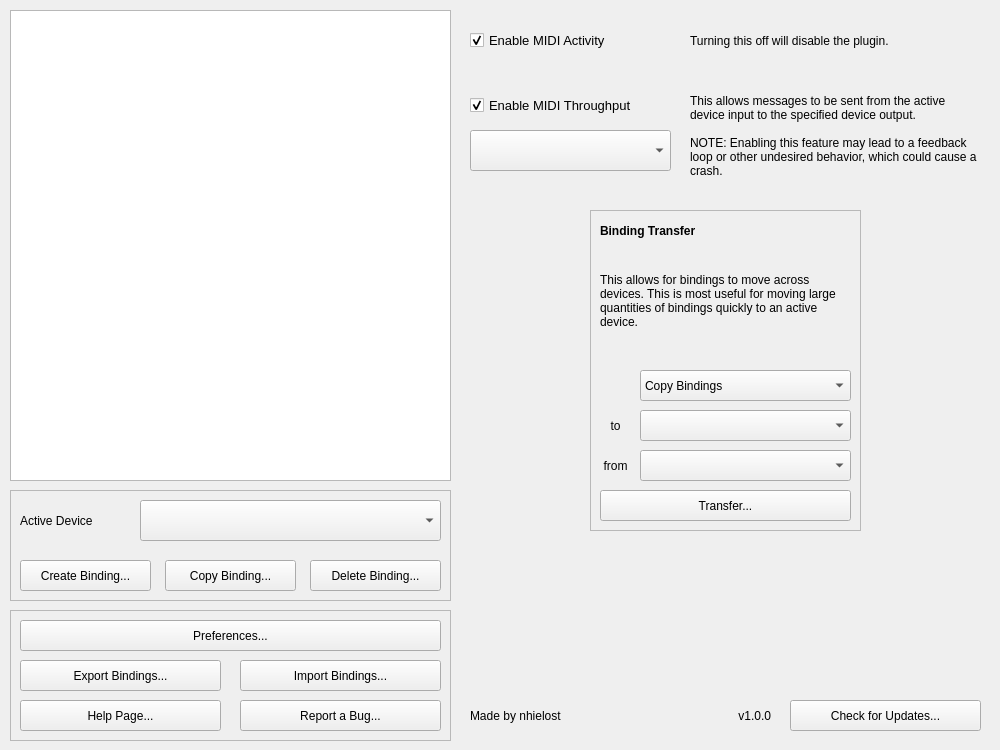
This is src/ui/mmg-echo-window.ui in nhielost/obs-midi-mg as Qt 5 draws it before an edit. The edited form follows.
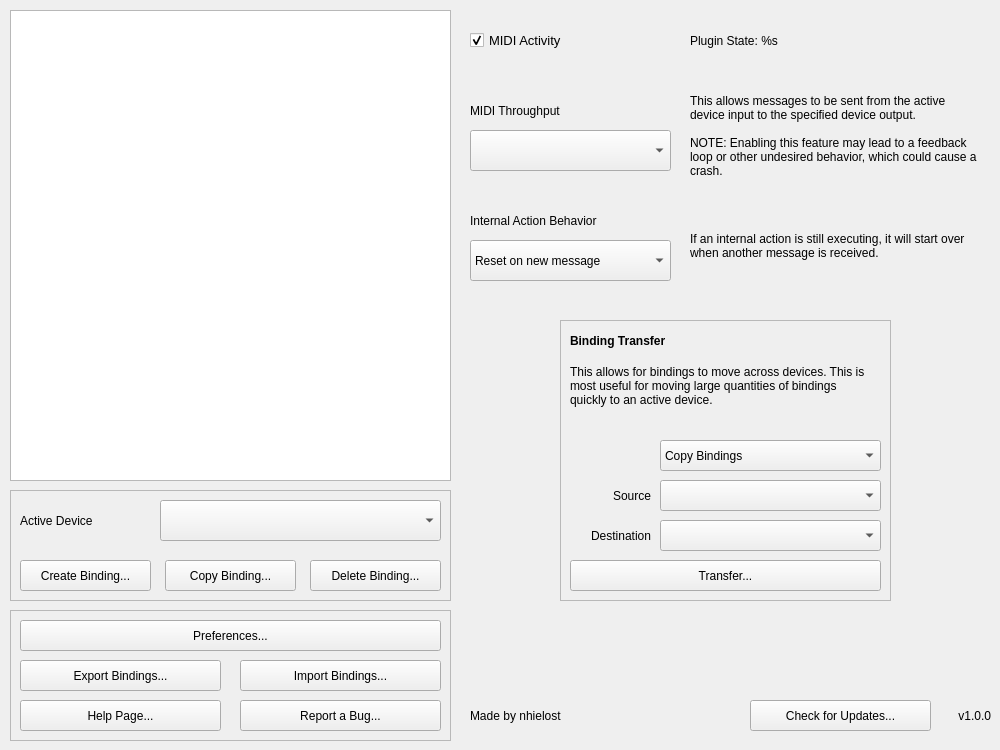
This is the edited form.

The edit to the form file:
```diff
--- a/src/ui/mmg-echo-window.ui
+++ b/src/ui/mmg-echo-window.ui
@@ -604,7 +604,7 @@
       <string notr="true"/>
      </property>
      <property name="text">
-      <string>Enable MIDI Activity</string>
+      <string>MIDI Activity</string>
      </property>
      <property name="checked">
       <bool>true</bool>
@@ -626,7 +626,7 @@
       </font>
      </property>
      <property name="text">
-      <string>Turning this off will disable the plugin.</string>
+      <string>Plugin State: %s</string>
      </property>
      <property name="wordWrap">
       <bool>true</bool>
@@ -635,7 +635,7 @@
     <widget class="QLabel" name="label_version">
      <property name="geometry">
       <rect>
-       <x>260</x>
+       <x>480</x>
        <y>690</y>
        <width>51</width>
        <height>31</height>
@@ -731,10 +731,10 @@
     <widget class="QFrame" name="binding_transfer_frame">
      <property name="geometry">
       <rect>
-       <x>130</x>
-       <y>200</y>
-       <width>271</width>
-       <height>321</height>
+       <x>100</x>
+       <y>310</y>
+       <width>331</width>
+       <height>281</height>
       </rect>
      </property>
      <property name="styleSheet">
@@ -753,8 +753,8 @@
       <property name="geometry">
        <rect>
         <x>10</x>
-        <y>280</y>
-        <width>251</width>
+        <y>240</y>
+        <width>311</width>
         <height>31</height>
        </rect>
       </property>
@@ -783,9 +783,9 @@
      <widget class="QComboBox" name="editor_transfer_source">
       <property name="geometry">
        <rect>
-        <x>50</x>
-        <y>240</y>
-        <width>211</width>
+        <x>100</x>
+        <y>160</y>
+        <width>221</width>
         <height>31</height>
        </rect>
       </property>
@@ -807,7 +807,7 @@
        <rect>
         <x>10</x>
         <y>200</y>
-        <width>31</width>
+        <width>81</width>
         <height>31</height>
        </rect>
       </property>
@@ -818,10 +818,10 @@
        </font>
       </property>
       <property name="text">
-       <string>to</string>
+       <string>Destination</string>
       </property>
       <property name="alignment">
-       <set>Qt::AlignCenter</set>
+       <set>Qt::AlignRight|Qt::AlignTrailing|Qt::AlignVCenter</set>
       </property>
       <property name="wordWrap">
        <bool>true</bool>
@@ -830,9 +830,9 @@
      <widget class="QComboBox" name="editor_transfer_mode">
       <property name="geometry">
        <rect>
-        <x>50</x>
-        <y>160</y>
-        <width>211</width>
+        <x>100</x>
+        <y>120</y>
+        <width>221</width>
         <height>31</height>
        </rect>
       </property>
@@ -869,8 +869,8 @@
        <rect>
         <x>10</x>
         <y>30</y>
-        <width>251</width>
-        <height>121</height>
+        <width>301</width>
+        <height>71</height>
        </rect>
       </property>
       <property name="font">
@@ -889,9 +889,9 @@
      <widget class="QComboBox" name="editor_transfer_dest">
       <property name="geometry">
        <rect>
-        <x>50</x>
+        <x>100</x>
         <y>200</y>
-        <width>211</width>
+        <width>221</width>
         <height>31</height>
        </rect>
       </property>
@@ -935,8 +935,8 @@
       <property name="geometry">
        <rect>
         <x>10</x>
-        <y>240</y>
-        <width>31</width>
+        <y>160</y>
+        <width>81</width>
         <height>31</height>
        </rect>
       </property>
@@ -947,10 +947,10 @@
        </font>
       </property>
       <property name="text">
-       <string>from</string>
+       <string>Source</string>
       </property>
       <property name="alignment">
-       <set>Qt::AlignCenter</set>
+       <set>Qt::AlignRight|Qt::AlignTrailing|Qt::AlignVCenter</set>
       </property>
       <property name="wordWrap">
        <bool>true</bool>
@@ -960,9 +960,9 @@
     <widget class="QPushButton" name="button_update_check">
      <property name="geometry">
       <rect>
-       <x>330</x>
+       <x>290</x>
        <y>690</y>
-       <width>191</width>
+       <width>181</width>
        <height>31</height>
       </rect>
      </property>
@@ -988,28 +988,113 @@
       <bool>false</bool>
      </property>
     </widget>
-    <widget class="QCheckBox" name="editor_midi_thru_toggle">
+    <widget class="QComboBox" name="editor_internal_behavior">
+     <property name="enabled">
+      <bool>true</bool>
+     </property>
      <property name="geometry">
       <rect>
        <x>10</x>
-       <y>80</y>
+       <y>230</y>
        <width>201</width>
-       <height>31</height>
+       <height>41</height>
       </rect>
      </property>
+     <property name="sizePolicy">
+      <sizepolicy hsizetype="Preferred" vsizetype="Fixed">
+       <horstretch>0</horstretch>
+       <verstretch>0</verstretch>
+      </sizepolicy>
+     </property>
      <property name="font">
       <font>
        <family>Tahoma</family>
-       <pointsize>10</pointsize>
+       <pointsize>9</pointsize>
       </font>
      </property>
-     <property name="styleSheet">
-      <string notr="true"/>
+     <item>
+      <property name="text">
+       <string>Reset on new message</string>
+      </property>
+     </item>
+     <item>
+      <property name="text">
+       <string>Don't reset on new message</string>
+      </property>
+     </item>
+    </widget>
+    <widget class="QLabel" name="text_internal_behavior">
+     <property name="enabled">
+      <bool>true</bool>
      </property>
+     <property name="geometry">
+      <rect>
+       <x>230</x>
+       <y>200</y>
+       <width>291</width>
+       <height>71</height>
+      </rect>
+     </property>
+     <property name="font">
+      <font>
+       <family>Tahoma</family>
+       <pointsize>9</pointsize>
+      </font>
+     </property>
      <property name="text">
-      <string>Enable MIDI Throughput</string>
+      <string>If an internal action is still executing, it will start over when another message is received.</string>
      </property>
-     <property name="checked">
+     <property name="wordWrap">
+      <bool>true</bool>
+     </property>
+    </widget>
+    <widget class="QLabel" name="label_internal_behavior">
+     <property name="enabled">
+      <bool>true</bool>
+     </property>
+     <property name="geometry">
+      <rect>
+       <x>10</x>
+       <y>200</y>
+       <width>201</width>
+       <height>21</height>
+      </rect>
+     </property>
+     <property name="font">
+      <font>
+       <family>Tahoma</family>
+       <pointsize>9</pointsize>
+      </font>
+     </property>
+     <property name="text">
+      <string>Internal Action Behavior</string>
+     </property>
+     <property name="wordWrap">
+      <bool>true</bool>
+     </property>
+    </widget>
+    <widget class="QLabel" name="label_midi_thru_device">
+     <property name="enabled">
+      <bool>true</bool>
+     </property>
+     <property name="geometry">
+      <rect>
+       <x>10</x>
+       <y>90</y>
+       <width>201</width>
+       <height>21</height>
+      </rect>
+     </property>
+     <property name="font">
+      <font>
+       <family>Tahoma</family>
+       <pointsize>9</pointsize>
+      </font>
+     </property>
+     <property name="text">
+      <string>MIDI Throughput</string>
+     </property>
+     <property name="wordWrap">
       <bool>true</bool>
      </property>
     </widget>
@@ -1044,7 +1129,7 @@
      <rect>
       <x>10</x>
       <y>10</y>
-      <width>111</width>
+      <width>131</width>
       <height>41</height>
      </rect>
     </property>
@@ -1061,9 +1146,9 @@
    <widget class="QComboBox" name="editor_devices">
     <property name="geometry">
      <rect>
-      <x>130</x>
+      <x>150</x>
       <y>10</y>
-      <width>301</width>
+      <width>281</width>
       <height>41</height>
      </rect>
     </property>
```
Left out of the diff: 5 changed lines with no effect on the pictures.
